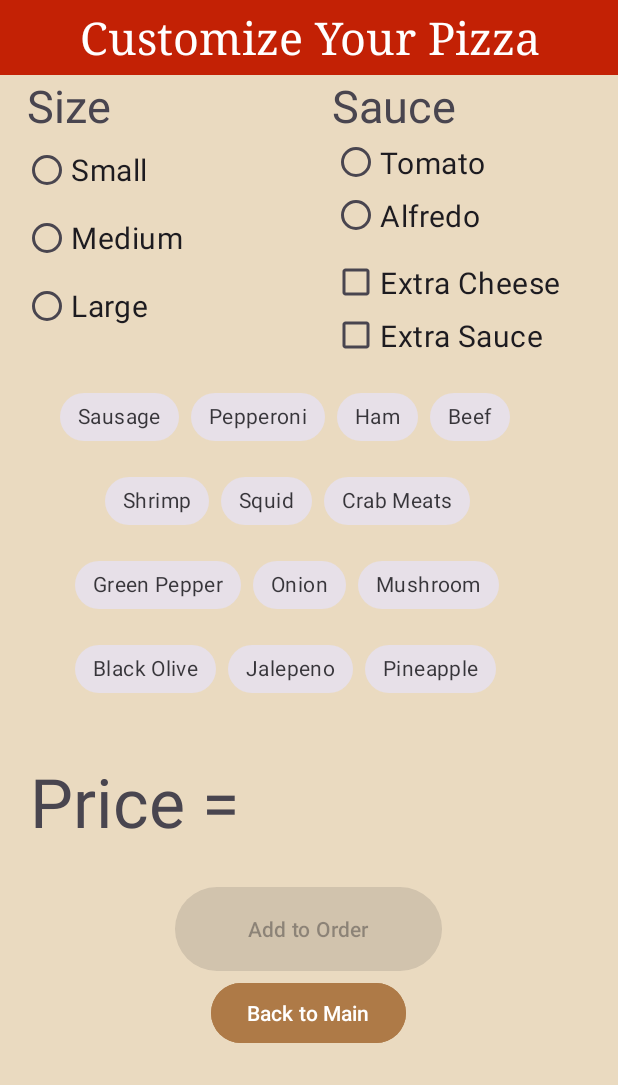
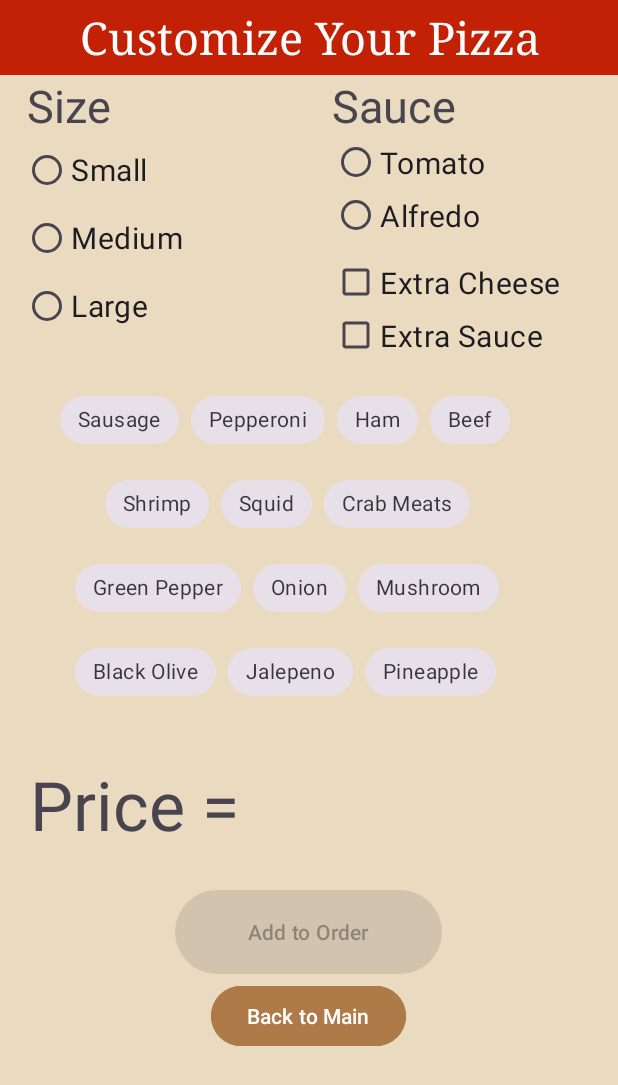
Before and after one commit to pbhatt66/Pizza-Parlor-App, an Android app: the BuildYourOwnActivity screen opened directly, with no data from a screen before it, on a phone screen of 412 x 824 dp. Shown: the top 1085 px of the screen. Run offline under Robolectric (Android 15) with nearby library versions, the phone set to English and light mode, and no system bars.

Commit message:
finished place order and changed margins

```diff
--- a/app/src/main/java/com/example/rupizza/Cheesesteak.java
+++ b/app/src/main/java/com/example/rupizza/Cheesesteak.java
@@ -16,12 +16,12 @@ public class Cheesesteak extends Pizza {
         this.sauce = Sauce.TOMATO;
         toppings.add(Topping.GREEN_PEPPER);
         toppings.add(Topping.ONION);
-        toppings.add(Topping.JALAPENO);
+        toppings.add(Topping.JALEPENO);
         toppings.add(Topping.BEEF);
     }
 
     /**
-     * Returns the price of pizza based on user selection.
+     * Returns the price of pizza based on user sel ection.
      * @return price
      */
     @Override
--- a/app/src/main/java/com/example/rupizza/Topping.java
+++ b/app/src/main/java/com/example/rupizza/Topping.java
@@ -17,7 +17,7 @@ public enum Topping {
     SHRIMP("Shrimp"),
     SQUID("Squid"),
     CRAB_MEATS("Crab Meats"),
-    JALAPENO("Jalapeno"),
+    JALEPENO("Jalepeno"),
     PINEAPPLE("Pineapple");
 
     private String name;
--- a/app/src/main/java/com/example/rupizza/Vegetarian.java
+++ b/app/src/main/java/com/example/rupizza/Vegetarian.java
@@ -18,7 +18,7 @@ public class Vegetarian extends Pizza {
         toppings.add(Topping.ONION);
         toppings.add(Topping.MUSHROOM);
         toppings.add(Topping.BLACK_OLIVE);
-        toppings.add(Topping.JALAPENO);
+        toppings.add(Topping.JALEPENO);
     }
 
     /**
--- a/app/src/main/res/layout/activity_create_your_own.xml
+++ b/app/src/main/res/layout/activity_create_your_own.xml
@@ -123,6 +123,7 @@
             android:orientation="vertical"
             android:layout_width="match_parent"
             android:layout_height="250dp">
+
         <com.google.android.material.chip.ChipGroup
             android:id="@+id/customize_toppings_group"
             android:layout_width="match_parent"
@@ -130,118 +131,137 @@
             android:paddingTop="10dp">
 
             <com.google.android.material.chip.Chip
+                android:id="@+id/sausage"
+                style="@style/Widget.MaterialComponents.Chip.Filter"
                 android:layout_width="wrap_content"
                 android:layout_height="wrap_content"
-                    android:text="Sausage"
-                    android:id="@+id/sausage"
+                android:layout_marginLeft="40dp"
+                android:text="Sausage" />
+
+            <com.google.android.material.chip.Chip
+                android:id="@+id/pepperoni"
                 style="@style/Widget.MaterialComponents.Chip.Filter"
-                    android:layout_marginLeft="40dp"/>
-            <com.google.android.material.chip.Chip
                 android:layout_width="wrap_content"
                 android:layout_height="wrap_content"
+                android:text="Pepperoni" />
+
+            <com.google.android.material.chip.Chip
+                android:id="@+id/ham"
                 style="@style/Widget.MaterialComponents.Chip.Filter"
-                    android:text="Pepperoni"
-                    android:id="@+id/pepperoni"/>
-            <com.google.android.material.chip.Chip
                 android:layout_width="wrap_content"
                 android:layout_height="wrap_content"
+                android:text="Ham" />
+
+            <com.google.android.material.chip.Chip
+                android:id="@+id/beef"
                 style="@style/Widget.MaterialComponents.Chip.Filter"
-                    android:text="Ham"
-                    android:id="@+id/ham"/>
-            <com.google.android.material.chip.Chip
                 android:layout_width="wrap_content"
                 android:layout_height="wrap_content"
+                android:text="Beef" />
+
+            <com.google.android.material.chip.Chip
+                android:id="@+id/shrimp"
                 style="@style/Widget.MaterialComponents.Chip.Filter"
-                    android:text="Beef"
-                    android:id="@+id/beef"/>
-            <com.google.android.material.chip.Chip
                 android:layout_width="wrap_content"
                 android:layout_height="wrap_content"
+                android:layout_marginStart="70dp"
+                android:text="Shrimp" />
+
+            <com.google.android.material.chip.Chip
+                android:id="@+id/squid"
                 style="@style/Widget.MaterialComponents.Chip.Filter"
-                    android:text="Shrimp"
-                    android:id="@+id/shrimp"
-                    android:layout_marginStart="70dp"/>
-            <com.google.android.material.chip.Chip
                 android:layout_width="wrap_content"
                 android:layout_height="wrap_content"
+                android:text="Squid" />
+
+            <com.google.android.material.chip.Chip
+                android:id="@+id/crabmeats"
                 style="@style/Widget.MaterialComponents.Chip.Filter"
-                    android:text="Squid"
-                    android:id="@+id/squid"/>
-            <com.google.android.material.chip.Chip
                 android:layout_width="wrap_content"
                 android:layout_height="wrap_content"
+                android:text="Crab Meats" />
+
+            <com.google.android.material.chip.Chip
+                android:id="@+id/greenpepper"
                 style="@style/Widget.MaterialComponents.Chip.Filter"
-                    android:text="Crab Meats"
-                    android:id="@+id/crabmeats"/>
-            <com.google.android.material.chip.Chip
                 android:layout_width="wrap_content"
                 android:layout_height="wrap_content"
+                android:layout_marginLeft="50dp"
+                android:text="Green Pepper" />
+
+            <com.google.android.material.chip.Chip
+                android:id="@+id/onion"
                 style="@style/Widget.MaterialComponents.Chip.Filter"
-                    android:text="Green Pepper"
-                    android:id="@+id/greenpepper"
-                    android:layout_marginLeft="50dp"/>
-            <com.google.android.material.chip.Chip
                 android:layout_width="wrap_content"
                 android:layout_height="wrap_content"
+                android:text="Onion" />
+
+            <com.google.android.material.chip.Chip
+                android:id="@+id/Mushroom"
                 style="@style/Widget.MaterialComponents.Chip.Filter"
-                    android:text="Onion"
-                    android:id="@+id/onion"/>
-            <com.google.android.material.chip.Chip
                 android:layout_width="wrap_content"
                 android:layout_height="wrap_content"
+                android:text="Mushroom" />
+
+            <com.google.android.material.chip.Chip
+                android:id="@+id/blackolive"
                 style="@style/Widget.MaterialComponents.Chip.Filter"
-                    android:text="Mushroom"
-                    android:id="@+id/Mushroom"/>
-            <com.google.android.material.chip.Chip
                 android:layout_width="wrap_content"
                 android:layout_height="wrap_content"
+                android:layout_marginLeft="50dp"
+                android:text="Black Olive" />
+
+            <com.google.android.material.chip.Chip
+                android:id="@+id/jalepeno"
                 style="@style/Widget.MaterialComponents.Chip.Filter"
-                    android:text="Black Olive"
-                    android:id="@+id/blackolive"
-                    android:layout_marginLeft="50dp"/>
-            <com.google.android.material.chip.Chip
                 android:layout_width="wrap_content"
                 android:layout_height="wrap_content"
+                android:text="Jalepeno" />
+
+            <com.google.android.material.chip.Chip
+                android:id="@+id/pineapple"
                 style="@style/Widget.MaterialComponents.Chip.Filter"
-                    android:text="Jalepeno"
-                    android:id="@+id/jalepeno"/>
-            <com.google.android.material.chip.Chip
                 android:layout_width="wrap_content"
                 android:layout_height="wrap_content"
-                    style="@style/Widget.MaterialComponents.Chip.Filter"
-                    android:text="Pineapple"
-                    android:id="@+id/pineapple"/>
+                android:text="Pineapple" />
         </com.google.android.material.chip.ChipGroup>
     </LinearLayout>
 
     <LinearLayout
-            android:orientation="vertical"
         android:layout_width="match_parent"
-            android:layout_height="wrap_content">
+        android:layout_height="202dp"
+        android:orientation="vertical">
+
         <LinearLayout
-                android:orientation="vertical"
             android:layout_width="match_parent"
-                android:layout_height="205dp">
+            android:layout_height="205dp"
+            android:orientation="vertical">
+
             <LinearLayout
-                    android:orientation="horizontal"
                 android:layout_width="match_parent"
                 android:layout_height="83dp"
-                    android:layout_marginTop="10dp">
+                android:layout_marginTop="10dp"
+                android:orientation="horizontal">
+
                 <TextView
+                    android:id="@+id/textView4"
+                    android:layout_width="109dp"
+                    android:layout_height="wrap_content"
+                    android:layout_marginLeft="20dp"
+                    android:layout_weight="1"
                     android:text="Price = "
-                        android:textSize="45dp"
-                        android:layout_width="109dp"
-                        android:layout_marginLeft="20dp"
-                        android:layout_height="wrap_content" android:id="@+id/textView4" android:layout_weight="1"/>
+                    android:textSize="45dp" />
+
                 <TextView
-                        android:text=""
+                    android:id="@+id/customPrice"
                     android:layout_width="175dp"
                     android:layout_height="wrap_content"
-                        android:textSize="45dp"
+                    android:layout_marginRight="20dp"
+                    android:layout_weight="1"
                     android:ems="10"
-                        android:layout_marginRight="20dp"
+                    android:text=""
                     android:textAlignment="center"
-                        android:id="@+id/customPrice" android:layout_weight="1"/>
+                    android:textSize="45dp" />
             </LinearLayout>
 
             <Button
```
Also changed, not shown: app/src/main/java/com/example/rupizza/CurrentOrderActivity.java (+18 -0 lines), app/src/main/res/layout/activity_current_order.xml (+33 -16 lines), app/src/main/res/layout/activity_main.xml (+10 -9 lines). Lines whose indentation alone changed are shown as unchanged.
